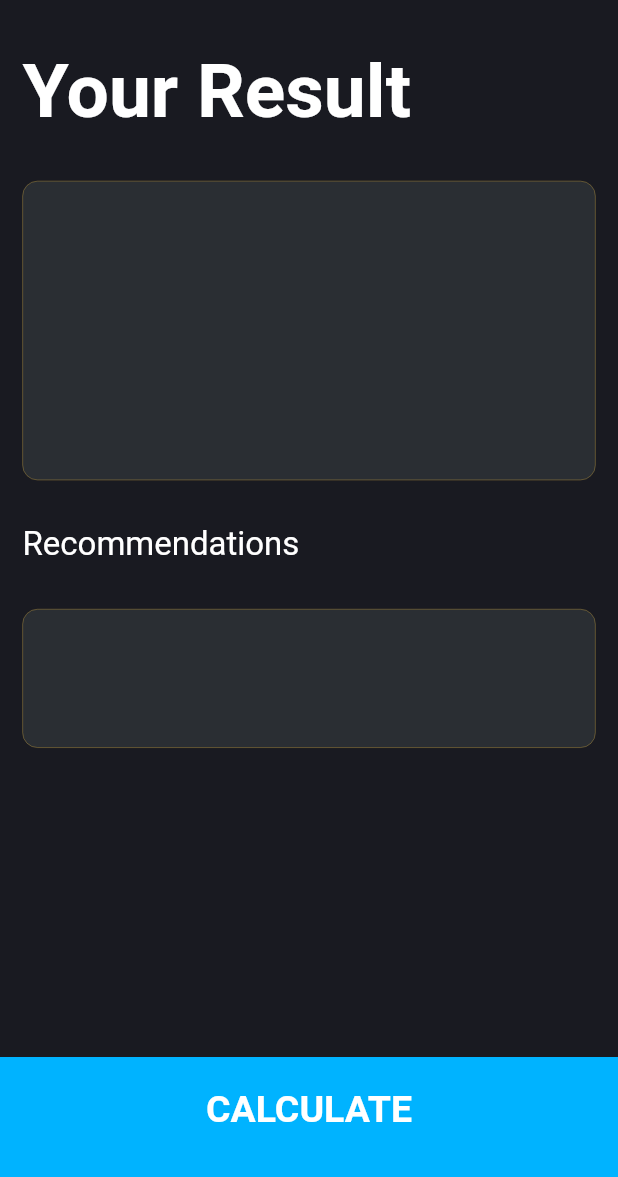
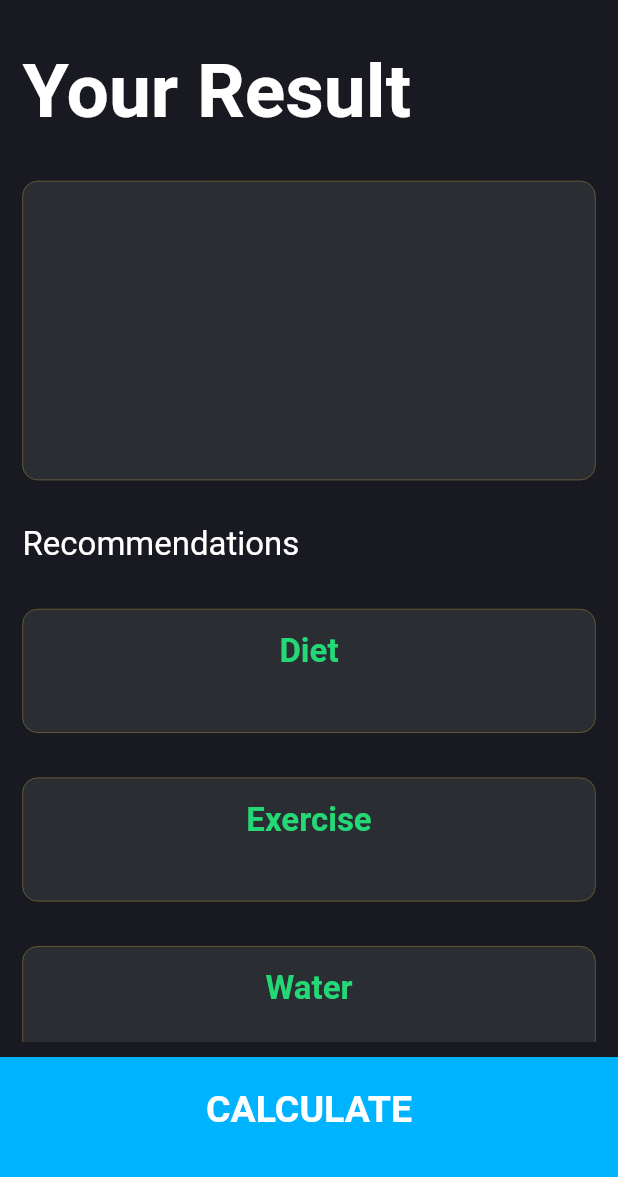
Before and after one commit to dbarrerap/bmi_calculator, a Flutter app: the ResultsPage screen opened directly with empty values, on a phone screen of 412 x 824 dp, the part 59-1236 px from its top. Run offline on Flutter 3.47's test engine with Material 2 defaults, Android fonts, the phone set to English and light mode, and no system bars; our stand-ins replace font_awesome_flutter; generated files the repository leaves out were written again.

Commit message:
Nuevas traducciones y Separacion de componentes

```diff
--- a/lib/calculator.dart
+++ b/lib/calculator.dart
@@ -12,6 +12,13 @@ class Calculation {
   String calculate() {
     _bmi = weight / pow(height / 100, 2);
     return _bmi.toStringAsFixed(2);
+  }
+
+  String getWater() {
+    if (locale == 'es') {
+      return "Ingesta de agua";
+    }
+    return "Water intake";
   }
 
   String getExercise() {
--- a/lib/l10n/app_en.arb
+++ b/lib/l10n/app_en.arb
@@ -8,6 +8,9 @@
     "bottomButton": "CALCULATE",
     "resultTitle": "Your Result",
     "recommendationsTitle": "Recommendations",
+    "exercise": "Exercise",
+    "diet": "Diet",
+    "water": "Water",
     "underweight": "Underweight",
     "healthy": "Healthy",
     "overweight": "Overweight",
--- a/lib/l10n/app_es.arb
+++ b/lib/l10n/app_es.arb
@@ -8,6 +8,9 @@
     "bottomButton": "CALCULAR",
     "resultTitle": "Resultado",
     "recommendationsTitle": "Recomendaciones",
+    "exercise": "Ejercicio",
+    "diet": "Dieta",
+    "water": "Agua",
     "underweight": "Peso Insuficiente",
     "healthy": "Saludable",
     "overweight": "Sobrepeso",
--- a/lib/screen/input_page.dart
+++ b/lib/screen/input_page.dart
@@ -225,8 +225,6 @@ class _InputPageState extends State<InputPage> {
           ),
           BottomButton(
             onTap: () {
-              print(myLocale);
-
               Calculation calc =
                   Calculation(height: _sliderValue.toInt(), weight: _weight, locale: myLocale);
 
@@ -239,6 +237,7 @@ class _InputPageState extends State<InputPage> {
                     interpretation: calc.getInterpretation(),
                     diet: calc.getDiet(),
                     exercise: calc.getExercise(),
+                    water: calc.getWater(),
                   ),
                 ),
               );
--- a/lib/screen/results_page.dart
+++ b/lib/screen/results_page.dart
@@ -10,13 +10,15 @@ class ResultsPage extends StatelessWidget {
   final String interpretation;
   final String diet;
   final String exercise;
+  final String water;
 
   ResultsPage(
       {required this.bmiResult,
       required this.resultText,
       required this.interpretation,
       required this.diet,
-      required this.exercise});
+      required this.exercise,
+      required this.water});
 
   @override
   Widget build(BuildContext context) {
@@ -75,15 +77,43 @@ class ResultsPage extends StatelessWidget {
                     child: Column(
                       children: [
                         Text(
+                          AppLocalizations.of(context)!.diet,
+                          style: kResultTextStyle,
+                        ),
+                        Text(
                           diet,
                           textAlign: TextAlign.left,
                           style: kBodyTextStyle,
                         ),
-                        const SizedBox(
-                          height: 10.0,
+                      ],
+                    ),
+                  ),
+                  ReusableCard(
+                    background: kActiveCardColor,
+                    child: Column(
+                      children: [
+                        Text(
+                          AppLocalizations.of(context)!.exercise,
+                          style: kResultTextStyle,
                         ),
                         Text(
                           exercise,
+                          textAlign: TextAlign.left,
+                          style: kBodyTextStyle,
+                        ),
+                      ],
+                    ),
+                  ),
+                  ReusableCard(
+                    background: kActiveCardColor,
+                    child: Column(
+                      children: [
+                        Text(
+                          AppLocalizations.of(context)!.water,
+                          style: kResultTextStyle,
+                        ),
+                        Text(
+                          water,
                           textAlign: TextAlign.left,
                           style: kBodyTextStyle,
                         ),
```
